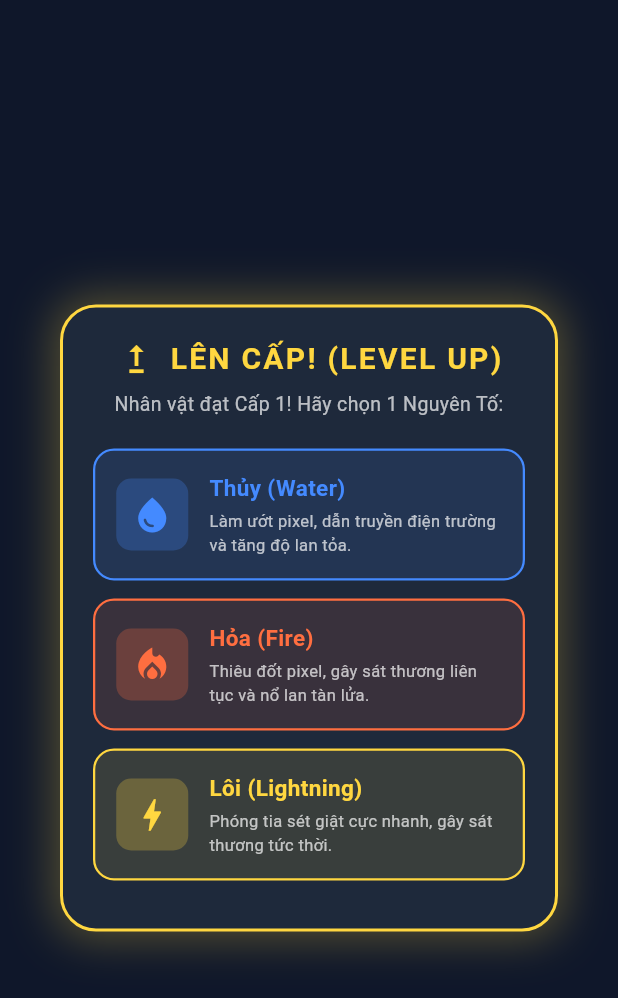
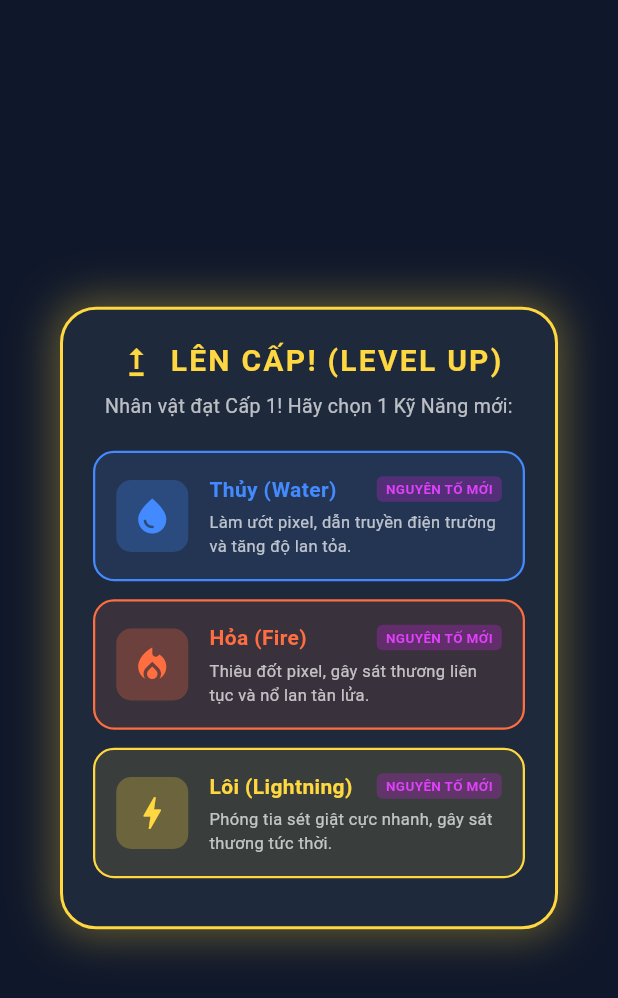
Before and after one commit to khanhx419/break_pixel, a Flutter app: the LevelUpModal widget shown alone on an empty page, opened directly with empty values, on a phone screen of 412 x 824 dp. Shown: the top 998 px of the screen. Run offline on Flutter 3.47's test engine with Material 3 defaults, Android fonts, the phone set to English and light mode, and no system bars.

Commit message:
Fix LevelUpModal: Filter out already owned elements so only unowned elements and stat buffs are offered on level up

```diff
--- a/lib/screens/level_up_modal.dart
+++ b/lib/screens/level_up_modal.dart
@@ -1,8 +1,27 @@
 import 'dart:math';
 import 'package:flutter/material.dart';
 import '../game/game_engine.dart';
-import '../models/ecs.dart';
 import '../models/element.dart';
+
+enum ChoiceKind { element, damage, speed, magnet, gold }
+
+class LevelUpOption {
+  final ChoiceKind kind;
+  final ElementData? element;
+  final String title;
+  final String description;
+  final IconData icon;
+  final Color color;
+
+  LevelUpOption({
+    required this.kind,
+    this.element,
+    required this.title,
+    required this.description,
+    required this.icon,
+    required this.color,
+  });
+}
 
 class LevelUpModal extends StatelessWidget {
   final GameEngine engine;
@@ -14,15 +33,95 @@ class LevelUpModal extends StatelessWidget {
     required this.onOptionSelected,
   });
 
-  List<ElementData> _getRandomOptions() {
-    final pool = List<ElementData>.from(ElementData.baseElements);
-    pool.shuffle(Random());
-    return pool.take(3).toList();
+  List<LevelUpOption> _getChoices() {
+    final rng = Random();
+    final List<LevelUpOption> choices = [];
+
+    // 1. Lọc ra danh sách các nguyên tố CHƯA SỞ HỮU (loại bỏ hoàn toàn các nguyên tố đã có)
+    final unownedElements = ElementData.baseElements
+        .where((e) => !engine.ownedElements.contains(e.type))
+        .toList();
+    unownedElements.shuffle(rng);
+
+    // Lấy tối đa 3 nguyên tố chưa sở hữu
+    for (final el in unownedElements.take(3)) {
+      choices.add(LevelUpOption(
+        kind: ChoiceKind.element,
+        element: el,
+        title: el.name,
+        description: el.description,
+        icon: el.icon,
+        color: el.color,
+      ));
+    }
+
+    // 2. Danh sách các thẻ Cường Hóa Chỉ Số dự phòng (khi thiếu nguyên tố mới hoặc đã sở hữu hết)
+    final List<LevelUpOption> statOptions = [
+      LevelUpOption(
+        kind: ChoiceKind.damage,
+        title: 'Cường Hóa Sát Thương (+25%)',
+        description: 'Tăng mạnh uy lực cho đòn đánh, vũ khí xoay và các mũi tên.',
+        icon: Icons.colorize,
+        color: Colors.redAccent,
+      ),
+      LevelUpOption(
+        kind: ChoiceKind.speed,
+        title: 'Tăng Tốc Đánh & Xoay (+20%)',
+        description: 'Vũ khí xoay nhanh hơn, nhịp bắn và vung liềm dày hơn đáng kể.',
+        icon: Icons.speed,
+        color: Colors.tealAccent,
+      ),
+      LevelUpOption(
+        kind: ChoiceKind.magnet,
+        title: 'Bão Từ Nam Châm (+40%)',
+        description: 'Tự động hút Vàng và Ngọc EXP từ khoảng cách xa trên toàn sàn.',
+        icon: Icons.all_out,
+        color: Colors.purpleAccent,
+      ),
+      LevelUpOption(
+        kind: ChoiceKind.gold,
+        title: 'Túi Vàng Khổng Lồ (+150 G)',
+        description: 'Nhận ngay 150 Vàng để nâng cấp vũ khí tại Lò Rèn.',
+        icon: Icons.monetization_on,
+        color: Colors.amberAccent,
+      ),
+    ];
+    statOptions.shuffle(rng);
+
+    // 3. Nếu chưa đủ 3 lựa chọn, bù đắp bằng các thẻ nâng cấp chỉ số
+    for (final stat in statOptions) {
+      if (choices.length >= 3) break;
+      choices.add(stat);
+    }
+
+    return choices;
+  }
+
+  void _applyChoice(LevelUpOption choice) {
+    switch (choice.kind) {
+      case ChoiceKind.element:
+        if (choice.element != null) {
+          engine.addElement(choice.element!.type);
+        }
+        break;
+      case ChoiceKind.damage:
+        engine.damageUpgradeLevel += 2;
+        break;
+      case ChoiceKind.speed:
+        engine.speedUpgradeLevel += 2;
+        break;
+      case ChoiceKind.magnet:
+        engine.magnetUpgradeLevel += 2;
+        break;
+      case ChoiceKind.gold:
+        engine.gold += 150;
+        break;
+    }
   }
 
   @override
   Widget build(BuildContext context) {
-    final options = _getRandomOptions();
+    final options = _getChoices();
 
     return WillPopScope(
       onWillPop: () async => false, // Bắt buộc phải chọn 1 thẻ
@@ -36,7 +135,7 @@ class LevelUpModal extends StatelessWidget {
             border: Border.all(color: Colors.amberAccent, width: 2),
             boxShadow: [
               BoxShadow(
-                color: Colors.amberAccent.withOpacity(0.3),
+                color: Colors.amberAccent.withOpacity(0.35),
                 blurRadius: 25,
                 spreadRadius: 4,
               ),
@@ -64,19 +163,18 @@ class LevelUpModal extends StatelessWidget {
               ),
               const SizedBox(height: 6),
               Text(
-                'Nhân vật đạt Cấp ${engine.characterLevel}! Hãy chọn 1 Nguyên Tố:',
+                'Nhân vật đạt Cấp ${engine.characterLevel}! Hãy chọn 1 Kỹ Năng mới:',
                 textAlign: TextAlign.center,
                 style: const TextStyle(color: Colors.white70, fontSize: 13),
               ),
               const SizedBox(height: 20),
 
-              // 3 Thẻ lựa chọn
+              // 3 Thẻ lựa chọn mới (hoàn toàn không trùng thẻ đã sở hữu)
               Column(
-                children: options.map((data) {
-                  final isAlreadyOwned = engine.ownedElements.contains(data.type);
+                children: options.map((opt) {
                   return InkWell(
                     onTap: () {
-                      engine.addElement(data.type);
+                      _applyChoice(opt);
                       onOptionSelected();
                       Navigator.of(context).pop();
                     },
@@ -84,19 +182,19 @@ class LevelUpModal extends StatelessWidget {
                       margin: const EdgeInsets.only(bottom: 12),
                       padding: const EdgeInsets.all(14),
                       decoration: BoxDecoration(
-                        color: data.color.withOpacity(0.12),
+                        color: opt.color.withOpacity(0.12),
                         borderRadius: BorderRadius.circular(14),
-                        border: Border.all(color: data.color, width: 1.5),
+                        border: Border.all(color: opt.color, width: 1.5),
                       ),
                       child: Row(
                         children: [
                           Container(
                             padding: const EdgeInsets.all(10),
                             decoration: BoxDecoration(
-                              color: data.color.withOpacity(0.25),
+                              color: opt.color.withOpacity(0.25),
                               borderRadius: BorderRadius.circular(10),
                             ),
-                            child: Icon(data.icon, color: data.color, size: 28),
+                            child: Icon(opt.icon, color: opt.color, size: 28),
                           ),
                           const SizedBox(width: 14),
                           Expanded(
@@ -105,38 +203,43 @@ class LevelUpModal extends StatelessWidget {
                               children: [
                                 Row(
                                   children: [
-                                    Text(
-                                      data.name,
+                                    Expanded(
+                                      child: Text(
+                                        opt.title,
                                         style: TextStyle(
-                                        color: data.color,
+                                          color: opt.color,
                                           fontWeight: FontWeight.bold,
-                                        fontSize: 15,
+                                          fontSize: 14,
                                         ),
                                       ),
-                                    if (isAlreadyOwned) ...[
-                                      const SizedBox(width: 6),
+                                    ),
                                     Container(
                                       padding: const EdgeInsets.symmetric(
                                           horizontal: 6, vertical: 2),
                                       decoration: BoxDecoration(
-                                          color: Colors.green.withOpacity(0.3),
+                                        color: opt.kind == ChoiceKind.element
+                                            ? Colors.purple.withOpacity(0.4)
+                                            : Colors.blue.withOpacity(0.4),
                                         borderRadius: BorderRadius.circular(4),
                                       ),
-                                        child: const Text(
-                                          'ĐÃ SỞ HỮU',
+                                      child: Text(
+                                        opt.kind == ChoiceKind.element
+                                            ? 'NGUYÊN TỐ MỚI'
+                                            : 'CƯỜNG HÓA',
                                         style: TextStyle(
-                                            color: Colors.greenAccent,
+                                          color: opt.kind == ChoiceKind.element
+                                              ? Colors.purpleAccent
+                                              : Colors.lightBlueAccent,
                                           fontSize: 9,
                                           fontWeight: FontWeight.bold,
                                         ),
                                       ),
                                     ),
                                   ],
-                                  ],
                                 ),
                                 const SizedBox(height: 4),
                                 Text(
-                                  data.description,
+                                  opt.description,
                                   style: const TextStyle(
                                     color: Colors.white70,
                                     fontSize: 11,
```
Lines whose indentation alone changed are shown as unchanged.
